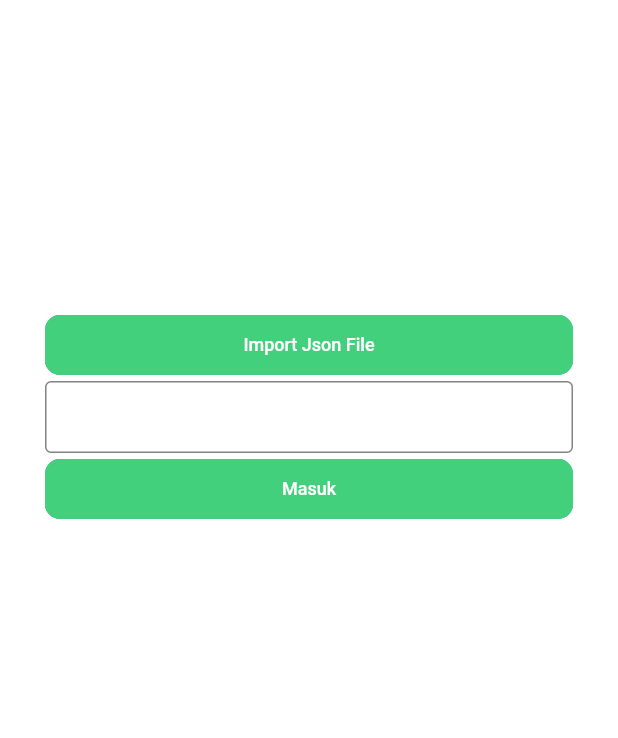
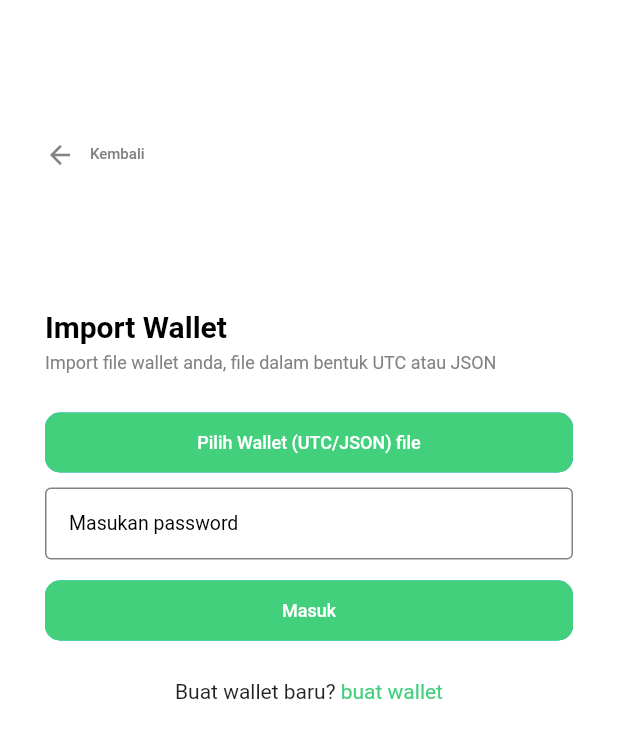
Before and after one commit to hutomosaktikartiko/Fundnity-Funding-for-Humanity, a Flutter app: the AuthScreen screen opened directly, on a phone screen of 412 x 824 dp. Shown: the top 738 px of the screen. Run offline on Flutter 3.47's test engine with Material 2 defaults, Android fonts, the phone set to English and light mode, and no system bars; our stand-ins replace bloc, dio, equatable, file_picker, firebase_analytics, firebase_core and 7 more; missing offline and left inert: ndialog, new_version, web3dart; accounts and stored records are empty; Roboto replaces fonts that are missing (Poppins).

Commit message:
Update UI Auth Screen

```diff
--- /dev/null
+++ b/lib/presentation/screens/auth/widgets/body/import_wallet.dart
@@ -0,0 +1,146 @@
+import 'dart:io';
+
+import 'package:flutter/material.dart';
+import 'package:flutter_bloc/flutter_bloc.dart';
+import 'package:ndialog/ndialog.dart';
+import 'package:web3dart/web3dart.dart';
+
+import '../../../../../core/config/custom_color.dart';
+import '../../../../../core/config/custom_text_style.dart';
+import '../../../../../core/utils/screen_navigator.dart';
+import '../../../../../core/utils/utils.dart';
+import '../../../../../data/models/return_value_model.dart';
+import '../../../../cubit/cubits.dart';
+import '../../../../widgets/button/custom_button_label.dart';
+import '../../../../widgets/custom_dialog.dart';
+import '../../../../widgets/custom_text_field.dart';
+import '../../../main/main_screen.dart';
+import '../custom_back_button.dart';
+import '../decription_text.dart';
+import '../label_text.dart';
+
+class ImportWallet extends StatefulWidget {
+  const ImportWallet({Key? key}) : super(key: key);
+
+  @override
+  _ImportWalletState createState() => _ImportWalletState();
+}
+
+class _ImportWalletState extends State<ImportWallet> {
+  TextEditingController passwordController = TextEditingController();
+  File? walletFile;
+
+  @override
+  Widget build(BuildContext context) {
+    return Column(
+      crossAxisAlignment: CrossAxisAlignment.start,
+      children: [
+        CustomBackButton(
+          onTap: () =>
+              context.read<AuthBodyCubit>().emit(AuthBodyLogin()),
+        ),
+        LabelText(
+          text: "Import Wallet",
+        ),
+        SizedBox(
+          height: 6,
+        ),
+        DescriptionText(
+            text: "Import file wallet anda, file dalam bentuk UTC atau JSON"),
+        SizedBox(
+          height: 22,
+        ),
+        CustomButtonLabel(
+          label: walletFile?.path ?? "Pilih Wallet (UTC/JSON) file",
+          backgroundColor: (walletFile != null)
+              ? UniversalColor.gray4
+              : UniversalColor.green4,
+          borderColor: Colors.transparent,
+          onTap: _selectFile,
+        ),
+        SizedBox(
+          height: 6,
+        ),
+        CustomTextField(
+          controller: passwordController,
+          hintText: "Masukan password",
+        ),
+        SizedBox(
+          height: 10,
+        ),
+        CustomButtonLabel(label: "Masuk", onTap: _onLoading),
+        SizedBox(
+          height: 22,
+        ),
+        Center(
+          child: GestureDetector(
+            onTap: () =>
+                context.read<AuthBodyCubit>().emit(AuthBodyCreateWallet()),
+            child: Text.rich(
+              TextSpan(
+                children: <TextSpan>[
+                  TextSpan(
+                    text: "Buat wallet baru? ",
+                  ),
+                  TextSpan(
+                    text: "buat wallet",
+                    style: CustomTextStyle.green4TextStyle,
+                  ),
+                ],
+              ),
+            ),
+          ),
+        ),
+      ],
+    );
+  }
+
+  void _selectFile() async {
+    // Select file
+    File? result = await Utils.selectFile();
+    // Check selectFile result
+    if (result != null) {
+      // Select File != null
+      // set result to walletFile
+      setState(() {
+        walletFile = result;
+      });
+    }
+  }
+
+  void _onLoading() async {
+    // Check walletFile != null
+    // & passwordController != ""
+    if (walletFile != null && passwordController.text.trim() != "") {
+      // hide keyBoard
+      Utils.hideKeyboard(context);
+      CustomProgressDialog progressDialog =
+          CustomDialog.showCustomProgressDialog(context: context);
+      // Show progressDialog
+      progressDialog.show();
+
+      // Process importWallet
+      final ReturnValueModel<Wallet> result = await context
+          .read<WalletCubit>()
+          .importWallet(file: walletFile!, password: passwordController.text);
+
+      // Dimiss progressDialog
+      progressDialog.dismiss();
+
+      // Check result
+      if (result.isSuccess) {
+        // Import Wallet Success
+        // Navigator to MainScreen
+        ScreenNavigator.removeAllScreen(context, MainScreen());
+      } else {
+        // Import Wallet failed
+        // Show toast
+        CustomDialog.showToast(
+          message: result.message,
+          context: context,
+          backgroundColor: UniversalColor.red,
+        );
+      }
+    }
+  }
+}
--- /dev/null
+++ b/lib/presentation/screens/auth/widgets/custom_back_button.dart
@@ -0,0 +1,45 @@
+import 'package:flutter/material.dart';
+
+import '../../../../core/config/custom_color.dart';
+import '../../../../core/config/custom_text_style.dart';
+import '../../../../core/config/size_config.dart';
+
+class CustomBackButton extends StatelessWidget {
+  const CustomBackButton({
+    Key? key,
+    required this.onTap,
+  }) : super(key: key);
+
+  final Function() onTap;
+
+  @override
+  Widget build(BuildContext context) {
+    return SizedBox(
+      height: SizeConfig.screenHeight * 0.25,
+      child: Center(
+        child: GestureDetector(
+          onTap: onTap,
+          child: Row(
+            children: [
+              Icon(
+                Icons.arrow_back,
+                color: UniversalColor.gray3,
+                size: 20,
+              ),
+              SizedBox(
+                width: 10,
+              ),
+              Text(
+                "Kembali",
+                style: CustomTextStyle.gray3TextStyle.copyWith(
+                  fontSize: 10,
+                  fontWeight: FontWeight.w500,
+                ),
+              ),
+            ],
+          ),
+        ),
+      ),
+    );
+  }
+}
--- /dev/null
+++ b/lib/presentation/screens/auth/widgets/decription_text.dart
@@ -0,0 +1,19 @@
+import 'package:flutter/material.dart';
+
+import '../../../../core/config/custom_text_style.dart';
+
+class DescriptionText extends StatelessWidget {
+  const DescriptionText({
+    Key? key,
+    required this.text,
+  }) : super(key: key);
+  final String text;
+
+  @override
+  Widget build(BuildContext context) {
+    return Text(
+      text,
+      style: CustomTextStyle.gray3TextStyle.copyWith(fontSize: 12),
+    );
+  }
+}
--- a/lib/presentation/screens/auth/widgets/import_wallet.dart
+++ /dev/null
@@ -1,92 +0,0 @@
-import 'dart:io';
-
-import 'package:flutter/material.dart';
-import 'package:flutter_bloc/flutter_bloc.dart';
-import 'package:ndialog/ndialog.dart';
-import 'package:web3dart/web3dart.dart';
-
-import '../../../../core/config/custom_color.dart';
-import '../../../../core/config/size_config.dart';
-import '../../../../core/utils/screen_navigator.dart';
-import '../../../../core/utils/utils.dart';
-import '../../../../data/models/return_value_model.dart';
-import '../../../cubit/cubits.dart';
-import '../../../widgets/button/custom_button_label.dart';
-import '../../../widgets/custom_dialog.dart';
-import '../../../widgets/custom_text_field.dart';
-import '../../main/main_screen.dart';
-
-class ImportWallet extends StatefulWidget {
-  const ImportWallet({Key? key}) : super(key: key);
-
-  @override
-  _ImportWalletState createState() => _ImportWalletState();
-}
-
-class _ImportWalletState extends State<ImportWallet> {
-  TextEditingController passwordController = TextEditingController();
-  File? walletFile;
-
-  @override
-  Widget build(BuildContext context) {
-    return Column(
-      children: [
-        SizedBox(
-          height: SizeConfig.screenHeight * 0.25,
-        ),
-        CustomButtonLabel(label: "Import Json File", onTap: _selectFile),
-        CustomTextField(controller: passwordController),
-        CustomButtonLabel(label: "Masuk", onTap: _onLoading),
-      ],
-    );
-  }
-
-  void _selectFile() async {
-    // Select file
-    File? result = await Utils.selectFile();
-    // Check selectFile result
-    if (result != null) {
-      // Select File != null
-      // set result to walletFile
-      setState(() {
-        walletFile = result;
-      });
-    }
-  }
-
-  void _onLoading() async {
-    // Check walletFile != null
-    // & passwordController != ""
-    if (walletFile != null && passwordController.text.trim() != "") {
-      // hide keyBoard
-      Utils.hideKeyboard(context);
-      CustomProgressDialog progressDialog =
-          CustomDialog.showCustomProgressDialog(context: context);
-      // Show progressDialog
-      progressDialog.show();
-
-      // Process importWallet
-      final ReturnValueModel<Wallet> result = await context
-          .read<WalletCubit>()
-          .importWallet(file: walletFile!, password: passwordController.text);
-
-      // Dimiss progressDialog
-      progressDialog.dismiss();
-
-      // Check result
-      if (result.isSuccess) {
-        // Import Wallet Success
-        // Navigator to MainScreen
-        ScreenNavigator.removeAllScreen(context, MainScreen());
-      } else {
-        // Import Wallet failed
-        // Show toast
-        CustomDialog.showToast(
-          message: result.message,
-          context: context,
-          backgroundColor: UniversalColor.red,
-        );
-      }
-    }
-  }
-}
--- /dev/null
+++ b/lib/presentation/screens/auth/widgets/label_text.dart
@@ -0,0 +1,23 @@
+import 'package:flutter/material.dart';
+
+import '../../../../core/config/custom_text_style.dart';
+
+class LabelText extends StatelessWidget {
+  const LabelText({
+    Key? key,
+    required this.text,
+  }) : super(key: key);
+
+  final String text;
+
+  @override
+  Widget build(BuildContext context) {
+    return Text(
+      text,
+      style: CustomTextStyle.blackTextStyle.copyWith(
+        fontSize: 20,
+        fontWeight: FontWeight.w600,
+      ),
+    );
+  }
+}
--- a/lib/presentation/widgets/button/custom_button.dart
+++ b/lib/presentation/widgets/button/custom_button.dart
@@ -8,6 +8,7 @@ class CustomButton extends StatelessWidget {
     required this.child,
     required this.onTap,
     this.paddingVertical = 12,
+    this.paddingHorizontal = 12,
     required this.backgroundColor,
     this.borderRadius = 10,
     this.width,
@@ -16,7 +17,7 @@ class CustomButton extends StatelessWidget {
 
   final double? width;
   final Widget child;
-  final double paddingVertical, borderRadius;
+  final double paddingVertical, borderRadius, paddingHorizontal;
   final Function() onTap;
   final Color backgroundColor, borderColor;
 
@@ -25,13 +26,14 @@ class CustomButton extends StatelessWidget {
     return ElevatedButton(
       onPressed: onTap,
       style: ElevatedButton.styleFrom(
-        shape: RoundedRectangleBorder(
-          side: BorderSide(color: borderColor),
-          borderRadius: BorderRadius.circular(borderRadius)
-        )
-      ),
+          shape: RoundedRectangleBorder(
+              side: BorderSide(color: borderColor),
+              borderRadius: BorderRadius.circular(borderRadius))),
       child: Container(
-        padding: EdgeInsets.symmetric(vertical: paddingVertical),
+        padding: EdgeInsets.symmetric(
+          vertical: paddingVertical,
+          horizontal: paddingHorizontal,
+        ),
         width: width ?? SizeConfig.screenWidth,
         decoration: BoxDecoration(
           color: backgroundColor,
--- a/lib/presentation/widgets/button/custom_button_label.dart
+++ b/lib/presentation/widgets/button/custom_button_label.dart
@@ -11,6 +11,7 @@ class CustomButtonLabel extends StatelessWidget {
     required this.onTap,
     this.labelColor = Colors.white,
     this.paddingVertical = 12,
+    this.paddingHorizontal = 12,
     this.backgroundColor = UniversalColor.green4,
     this.fontSize = 12,
     this.borderRadius = 10,
@@ -20,7 +21,7 @@ class CustomButtonLabel extends StatelessWidget {
 
   final String label;
   final double? width;
-  final double paddingVertical, fontSize, borderRadius;
+  final double paddingVertical, fontSize, borderRadius, paddingHorizontal;
   final Function() onTap;
   final Color? labelColor;
   final Color backgroundColor, borderColor;
@@ -31,6 +32,8 @@ class CustomButtonLabel extends StatelessWidget {
       child: Center(
         child: Text(
           label,
+          maxLines: 1,
+          overflow: TextOverflow.ellipsis,
           style: CustomTextStyle.gray1TextStyle.copyWith(
             color: labelColor,
             fontSize: fontSize,
@@ -42,6 +45,7 @@ class CustomButtonLabel extends StatelessWidget {
       borderColor: borderColor,
       borderRadius: borderRadius,
       paddingVertical: paddingVertical,
+      paddingHorizontal: paddingHorizontal,
       width: width,
     );
   }
```
Also changed, not shown: lib/presentation/screens/auth/auth_screen.dart (+7 -6 lines), lib/presentation/screens/auth/widgets/body/create_wallet.dart (added, +109 -0 lines), lib/presentation/screens/auth/widgets/body/login_body.dart (added, +116 -0 lines), lib/presentation/screens/auth/widgets/create_wallet.dart (deleted, +0 -66 lines), lib/presentation/screens/auth/widgets/login_body.dart (deleted, +0 -74 lines).
